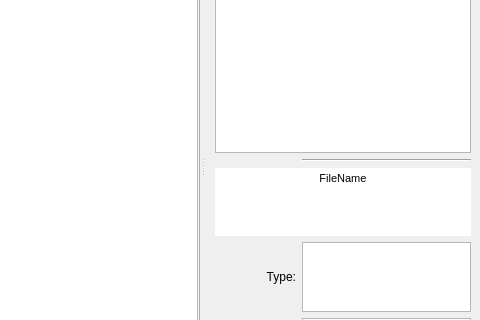
Qt form filebrowser.ui (FrankMamuda/filemanager) before a commit; both pictures show x 163 to 643 and y 180 to 500 of the 643 by 642 pixel window.
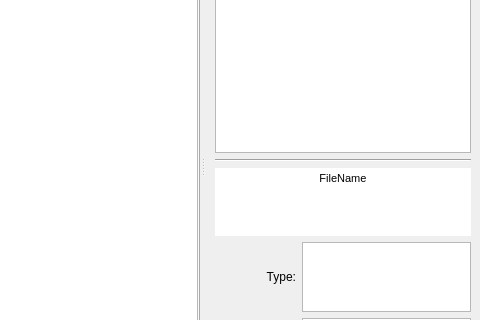
The same form after that commit. Custom widgets are drawn as their Qt base class.

What changed in the file:
```diff
--- a/filebrowser.ui
+++ b/filebrowser.ui
@@ -542,13 +542,6 @@
        </property>
       </widget>
      </item>
-     <item row="3" column="1" colspan="2">
-      <widget class="Line" name="line">
-       <property name="orientation">
-        <enum>Qt::Horizontal</enum>
-       </property>
-      </widget>
-     </item>
      <item row="1" column="0" colspan="3">
       <widget class="TextLabel" name="infoPixmap">
        <property name="html">
@@ -623,6 +616,13 @@
        </property>
       </spacer>
      </item>
+     <item row="3" column="0" colspan="3">
+      <widget class="Line" name="line">
+       <property name="orientation">
+        <enum>Qt::Horizontal</enum>
+       </property>
+      </widget>
+     </item>
     </layout>
    </widget>
   </widget>
```
